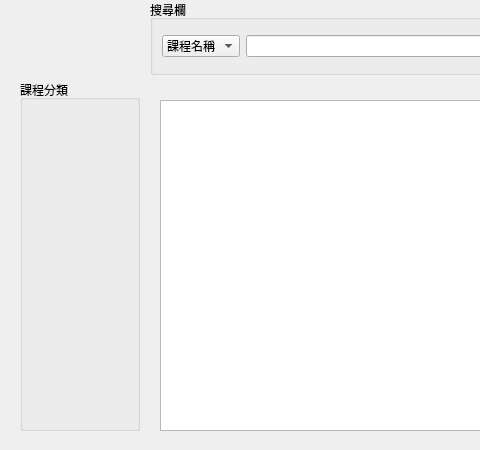
Old version of the form projectMainFile/mainwindow.ui in the repository IMBensonQB/PD110-1-FP; both pictures show x 0 to 480 and y 0 to 450 of the 979 by 600 pixel window.
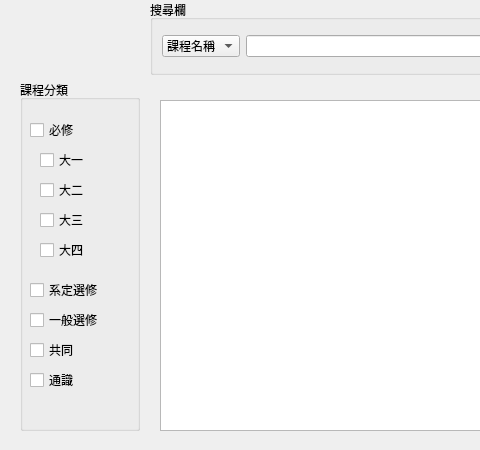
New version of the form.

What changed in the file:
```diff
--- a/projectMainFile/mainwindow.ui
+++ b/projectMainFile/mainwindow.ui
@@ -70,6 +70,123 @@
     <property name="title">
      <string>課程分類</string>
     </property>
+    <widget class="QCheckBox" name="checkBox_0">
+     <property name="geometry">
+      <rect>
+       <x>10</x>
+       <y>40</y>
+       <width>85</width>
+       <height>20</height>
+      </rect>
+     </property>
+     <property name="text">
+      <string>必修</string>
+     </property>
+    </widget>
+    <widget class="QCheckBox" name="checkBox_01">
+     <property name="geometry">
+      <rect>
+       <x>20</x>
+       <y>70</y>
+       <width>85</width>
+       <height>20</height>
+      </rect>
+     </property>
+     <property name="text">
+      <string>大一</string>
+     </property>
+    </widget>
+    <widget class="QCheckBox" name="checkBox_02">
+     <property name="geometry">
+      <rect>
+       <x>20</x>
+       <y>100</y>
+       <width>85</width>
+       <height>20</height>
+      </rect>
+     </property>
+     <property name="text">
+      <string>大二</string>
+     </property>
+    </widget>
+    <widget class="QCheckBox" name="checkBox_03">
+     <property name="geometry">
+      <rect>
+       <x>20</x>
+       <y>130</y>
+       <width>85</width>
+       <height>20</height>
+      </rect>
+     </property>
+     <property name="text">
+      <string>大三</string>
+     </property>
+    </widget>
+    <widget class="QCheckBox" name="checkBox_04">
+     <property name="geometry">
+      <rect>
+       <x>20</x>
+       <y>160</y>
+       <width>85</width>
+       <height>20</height>
+      </rect>
+     </property>
+     <property name="text">
+      <string>大四</string>
+     </property>
+    </widget>
+    <widget class="QCheckBox" name="checkBox_2">
+     <property name="geometry">
+      <rect>
+       <x>10</x>
+       <y>200</y>
+       <width>85</width>
+       <height>20</height>
+      </rect>
+     </property>
+     <property name="text">
+      <string>系定選修</string>
+     </property>
+    </widget>
+    <widget class="QCheckBox" name="checkBox_3">
+     <property name="geometry">
+      <rect>
+       <x>10</x>
+       <y>230</y>
+       <width>85</width>
+       <height>20</height>
+      </rect>
+     </property>
+     <property name="text">
+      <string>一般選修</string>
+     </property>
+    </widget>
+    <widget class="QCheckBox" name="checkBox_4">
+     <property name="geometry">
+      <rect>
+       <x>10</x>
+       <y>260</y>
+       <width>85</width>
+       <height>20</height>
+      </rect>
+     </property>
+     <property name="text">
+      <string>共同</string>
+     </property>
+    </widget>
+    <widget class="QCheckBox" name="checkBox_5">
+     <property name="geometry">
+      <rect>
+       <x>10</x>
+       <y>290</y>
+       <width>85</width>
+       <height>20</height>
+      </rect>
+     </property>
+     <property name="text">
+      <string>通識</string>
+     </property>
+    </widget>
    </widget>
    <widget class="QTableView" name="tableView">
     <property name="geometry">
```
Left out of the diff: 2 changed lines with no effect on the pictures.
